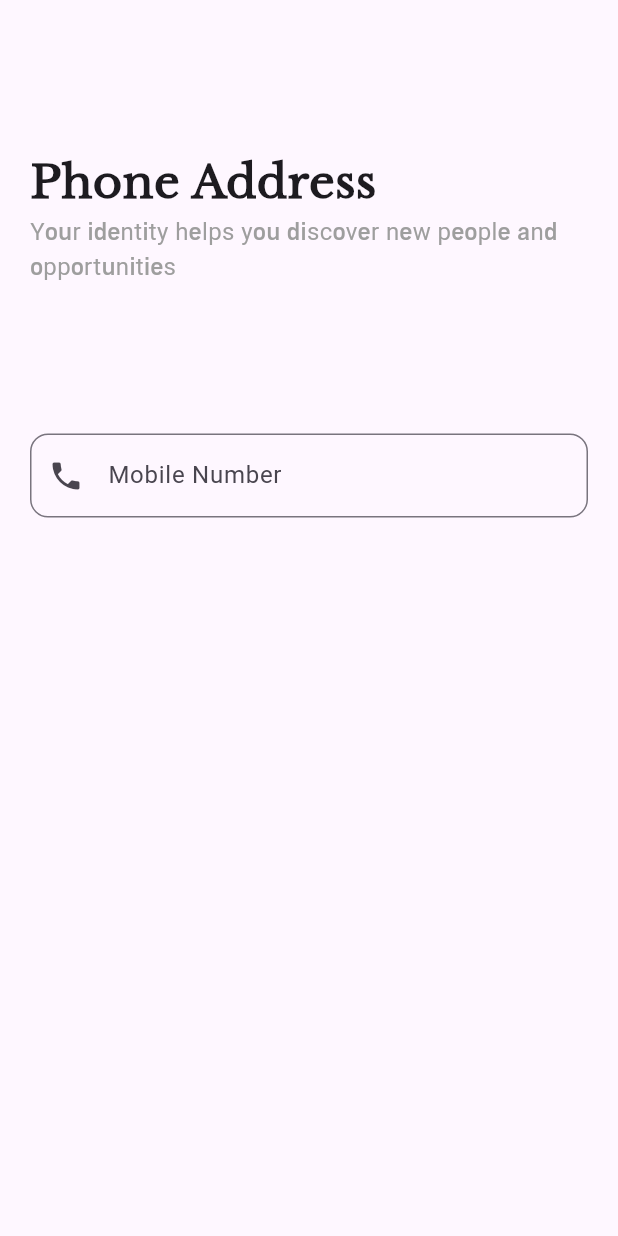
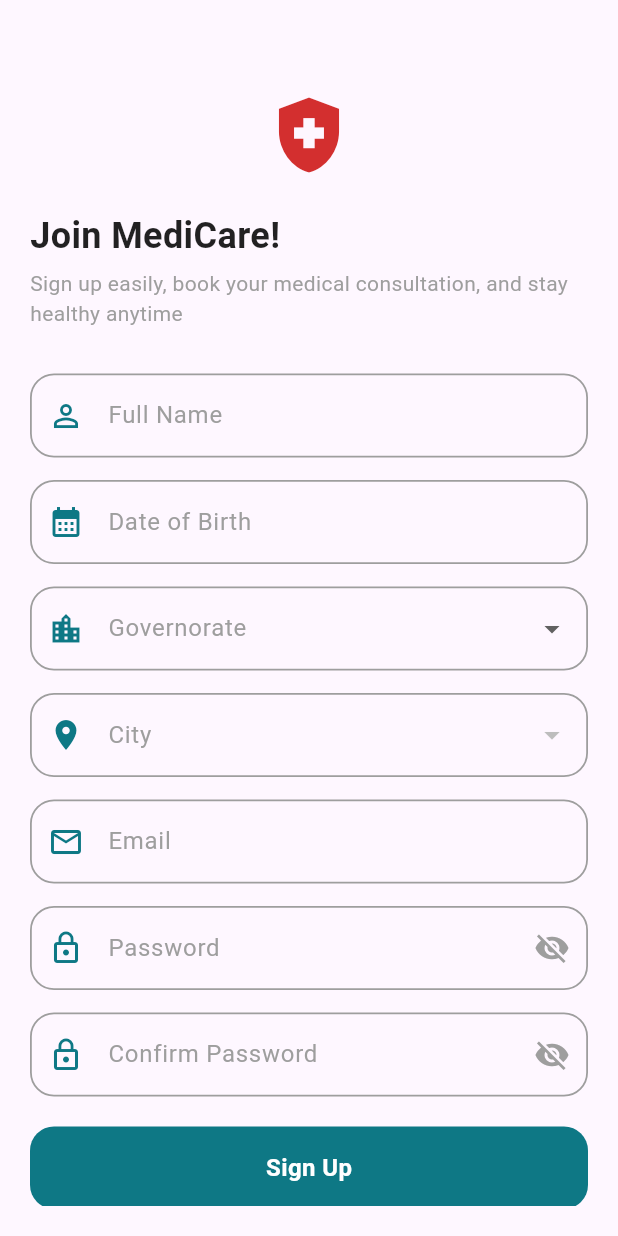
Before and after one commit to MElwakel/MedCare, a Flutter app: the screen it shows after launch, on a phone screen of 412 x 824 dp. Run offline on Flutter 3.47's test engine with Material 3 defaults, Android fonts, the phone set to English and light mode, and no system bars; our stand-ins replace font_awesome_flutter.

Commit message:
Sign up screen

```diff
--- a/lib/core/widgets/custom_text_form_field.dart
+++ b/lib/core/widgets/custom_text_form_field.dart
@@ -1,40 +1,68 @@
 import 'package:flutter/material.dart';
 
-class CustomTextFormField extends StatelessWidget {
+class CustomTextFormField extends StatefulWidget {
   const CustomTextFormField({
     super.key,
-    this.onSaved,
-    required this.hintText,
+    required this.labelText,
     required this.iconData,
-    required this.textInputType,  this.isPassword  = false ,
+    required this.textInputType,
+    this.isPassword = false,
+    this.controller,
+    this.validator,
   });
 
-  final void Function(String?)? onSaved;
-  final String hintText;
+  final String labelText;
   final IconData iconData;
   final TextInputType textInputType;
-  final bool isPassword ;
+  final bool isPassword;
+  final TextEditingController? controller;
+  final String? Function(String?)? validator;
+
+  @override
+  State<CustomTextFormField> createState() => _CustomTextFormFieldState();
+}
+
+class _CustomTextFormFieldState extends State<CustomTextFormField> {
+  bool _obscure = true;
+
   @override
   Widget build(BuildContext context) {
     return TextFormField(
-      cursorColor: Color(0xff0E7885),
-      obscureText: isPassword ,
-      onSaved: onSaved,
-      keyboardType: textInputType,
+      controller: widget.controller,
+      validator: widget.validator,
+      keyboardType: widget.textInputType,
+      cursorColor: const Color(0xff0E7885),
+      obscureText: widget.isPassword ? _obscure : false,
       decoration: InputDecoration(
-        prefixIcon: Icon(iconData),
-        hintText: hintText,
-        border: buildOutlineInputBorder(),
-        enabledBorder: buildOutlineInputBorder(),
-        focusedBorder: buildOutlineInputBorder(),
+        prefixIcon: Icon(widget.iconData, color: const Color(0xff0E7885)),
+        labelText: widget.labelText,
+        labelStyle: const TextStyle(color: Colors.grey),
+        border: buildOutlineInputBorder(Colors.grey),
+        enabledBorder: buildOutlineInputBorder(Colors.grey),
+        focusedBorder: buildOutlineInputBorder(const Color(0xff0E7885)),
+        errorBorder: buildOutlineInputBorder(Colors.red),
+        focusedErrorBorder: buildOutlineInputBorder(Colors.red),
+        suffixIcon: widget.isPassword
+            ? IconButton(
+                icon: Icon(
+                  _obscure ? Icons.visibility_off : Icons.visibility,
+                  color: Colors.grey,
+                ),
+                onPressed: () {
+                  setState(() {
+                    _obscure = !_obscure;
+                  });
+                },
+              )
+            : null,
       ),
     );
   }
 
-  OutlineInputBorder buildOutlineInputBorder() {
+  OutlineInputBorder buildOutlineInputBorder(Color color) {
     return OutlineInputBorder(
       borderRadius: BorderRadius.circular(16),
-      borderSide: BorderSide(color: Colors.grey),
+      borderSide: BorderSide(color: color, width: 1.2),
     );
   }
 }
--- /dev/null
+++ b/lib/features/auth/presentaion/views/sign_up_screen.dart
@@ -0,0 +1,267 @@
+import 'package:flutter/foundation.dart';
+import 'package:flutter/material.dart';
+import 'package:font_awesome_flutter/font_awesome_flutter.dart';
+import 'package:medcare/core/widgets/custom_button.dart';
+import 'package:medcare/core/widgets/custom_text_form_field.dart';
+import 'package:medcare/features/auth/presentaion/views/widgets/governorate_city_picker.dart';
+
+class SignUpScreen extends StatefulWidget {
+  const SignUpScreen({super.key});
+
+  @override
+  State<SignUpScreen> createState() => _SignUpScreenState();
+}
+
+class _SignUpScreenState extends State<SignUpScreen> {
+  final _formKey = GlobalKey<FormState>();
+
+  final TextEditingController _nameController = TextEditingController();
+  final TextEditingController _emailController = TextEditingController();
+  final TextEditingController _passwordController = TextEditingController();
+  final TextEditingController _confirmPasswordController =
+      TextEditingController();
+  final TextEditingController _dobController = TextEditingController();
+
+  Future<void> _pickDateOfBirth() async {
+    DateTime? picked = await showDatePicker(
+      context: context,
+      initialDate: DateTime(2000),
+      firstDate: DateTime(1900),
+      lastDate: DateTime.now(),
+    );
+
+    if (picked != null) {
+      setState(() {
+        _dobController.text = "${picked.day}/${picked.month}/${picked.year}";
+      });
+    }
+  }
+
+  // اسم ثنائى على الاقل
+  String? _validateName(String? value) {
+    if (value == null || value.trim().isEmpty) {
+      return "Full name is required";
+    }
+    if (!value.trim().contains(" ")) {
+      return "Please enter at least first and last name";
+    }
+    return null;
+  }
+
+  // ايميل صحيح
+  String? _validateEmail(String? value) {
+    if (value == null || value.trim().isEmpty) {
+      return "Email is required";
+    }
+    final emailRegex = RegExp(r"^[\w-\.]+@([\w-]+\.)+[\w-]{2,4}$");
+    if (!emailRegex.hasMatch(value.trim())) {
+      return "Enter a valid email address";
+    }
+    return null;
+  }
+
+  // باسورد قوى
+  String? _validatePassword(String? value) {
+    if (value == null || value.isEmpty) {
+      return "Password is required";
+    }
+    if (value.length < 8) {
+      return "Password must be at least 8 characters";
+    }
+    if (!RegExp(r"[A-Z]").hasMatch(value)) {
+      return "Password must contain at least 1 uppercase letter";
+    }
+    if (!RegExp(r"[a-z]").hasMatch(value)) {
+      return "Password must contain at least 1 lowercase letter";
+    }
+    if (!RegExp(r"\d").hasMatch(value)) {
+      return "Password must contain at least 1 digit";
+    }
+    if (!RegExp(r"[!@#\$&*~]").hasMatch(value)) {
+      return "Password must contain at least 1 special character (!@#\$&*~)";
+    }
+    return null;
+  }
+
+  void _submitForm() {
+    if (_formKey.currentState!.validate()) {
+      ScaffoldMessenger.of(
+        context,
+      ).showSnackBar(const SnackBar(content: Text("Sign up successfully")));
+    }
+  }
+
+  @override
+  Widget build(BuildContext context) {
+    return Scaffold(
+      body: SafeArea(
+        child: Padding(
+          padding: const EdgeInsets.all(20),
+          child: SingleChildScrollView(
+            child: Form(
+              key: _formKey,
+              child: Column(
+                crossAxisAlignment: CrossAxisAlignment.start,
+                children: [
+                  const SizedBox(height: 40),
+                  // Logo
+                  Center(
+                    child: Icon(
+                      Icons.health_and_safety,
+                      size: 60,
+                      color: Colors.red[700],
+                    ),
+                  ),
+                  const SizedBox(height: 20),
+
+                  const Text(
+                    "Join MediCare!",
+                    style: TextStyle(
+                      fontSize: 24,
+                      fontWeight: FontWeight.bold,
+                      color: Colors.black87,
+                    ),
+                  ),
+                  const SizedBox(height: 5),
+                  const Text(
+                    "Sign up easily, book your medical consultation, and stay healthy anytime",
+                    style: TextStyle(color: Colors.grey),
+                  ),
+                  const SizedBox(height: 30),
+
+                  // Full Name
+                  CustomTextFormField(
+                    labelText: "Full Name",
+                    iconData: Icons.person_outline,
+                    textInputType: TextInputType.name,
+                    controller: _nameController,
+                    validator: _validateName,
+                  ),
+
+                  const SizedBox(height: 15),
+                  GestureDetector(
+                    onTap: _pickDateOfBirth,
+                    child: AbsorbPointer(
+                      child: CustomTextFormField(
+                        labelText: "Date of Birth",
+                        iconData: Icons.calendar_month,
+                        textInputType: TextInputType.datetime,
+                        controller: _dobController,
+                        validator: (value) {
+                          if (value == null || value.isEmpty) {
+                            return "Date of Birth is required";
+                          }
+                          return null;
+                        },
+                      ),
+                    ),
+                  ),
+                  const SizedBox(height: 15),
+                  GovernorateCityPicker(
+                    onGovernorateChanged: (gov) {
+                      if (kDebugMode) {
+                        print("Governorate: $gov");
+                      }
+                    },
+
+                    onCityChanged: (city) {
+                      if (kDebugMode) {
+                        print("City: $city");
+                      }
+                    },
+                  ),
+                  const SizedBox(height: 15),
+                  CustomTextFormField(
+                    labelText: "Email",
+                    iconData: Icons.email_outlined,
+                    textInputType: TextInputType.emailAddress,
+                    controller: _emailController,
+                    validator: _validateEmail,
+                  ),
+
+                  const SizedBox(height: 15),
+
+                  CustomTextFormField(
+                    labelText: "Password",
+                    iconData: Icons.lock_outline,
+                    textInputType: TextInputType.visiblePassword,
+                    isPassword: true,
+                    controller: _passwordController,
+                    validator: _validatePassword,
+                  ),
+                  const SizedBox(height: 15),
+                  CustomTextFormField(
+                    labelText: "Confirm Password",
+                    iconData: Icons.lock_outline,
+                    textInputType: TextInputType.visiblePassword,
+                    isPassword: true,
+                    controller: _confirmPasswordController,
+                    validator: (value) {
+                      if (value == null || value.isEmpty) {
+                        return "Confirm Password is required";
+                      } else if (value != _passwordController.text) {
+                        return "Passwords do not match";
+                      }
+                      return null;
+                    },
+                  ),
+
+                  const SizedBox(height: 20),
+
+                  CustomButton(text: "Sign Up", onTap: _submitForm),
+
+                  const SizedBox(height: 20),
+
+                  const Center(child: Text("Or continue with social account")),
+                  const SizedBox(height: 15),
+
+                  Row(
+                    mainAxisAlignment: MainAxisAlignment.center,
+                    children: [
+                      OutlinedButton.icon(
+                        onPressed: () {},
+                        icon: const FaIcon(
+                          FontAwesomeIcons.google,
+                          color: Colors.red,
+                        ),
+                        label: const Text("Google"),
+                      ),
+                      const SizedBox(width: 10),
+                      OutlinedButton.icon(
+                        onPressed: () {},
+                        icon: const FaIcon(
+                          FontAwesomeIcons.facebook,
+                          color: Colors.blue,
+                        ),
+                        label: const Text("Facebook"),
+                      ),
+                    ],
+                  ),
+
+                  const SizedBox(height: 30),
+                  Row(
+                    mainAxisAlignment: MainAxisAlignment.center,
+                    children: [
+                      const Text("Already have an account? "),
+                      TextButton(
+                        onPressed: () {},
+                        child: const Text(
+                          "Sign In",
+                          style: TextStyle(
+                            fontWeight: FontWeight.bold,
+                            color: Colors.teal,
+                          ),
+                        ),
+                      ),
+                    ],
+                  ),
+                  const SizedBox(height: 20),
+                ],
+              ),
+            ),
+          ),
+        ),
+      ),
+    );
+  }
+}
--- /dev/null
+++ b/lib/features/auth/presentaion/views/widgets/egypt_data.dart
@@ -0,0 +1,258 @@
+final Map<String, List<String>> governorates = {
+  "القاهرة": [
+    "المطرية",
+    "عين شمس",
+    "مدينة نصر",
+    "مصر الجديدة",
+    "الزمالك",
+    "المعادي",
+    "حلوان",
+    "شبرا",
+    "السيدة زينب",
+    "التجمع الخامس",
+  ],
+  "الجيزة": [
+    "الهرم",
+    "الدقي",
+    "العجوزة",
+    "إمبابة",
+    "أكتوبر",
+    "الشيخ زايد",
+    "البدرشين",
+    "الصف",
+    "العياط",
+  ],
+  "الإسكندرية": [
+    "سيدي جابر",
+    "المنتزه",
+    "العجمي",
+    "برج العرب",
+    "العامرية",
+    "محرم بك",
+    "كرموز",
+    "المندرة",
+    "رأس التين",
+  ],
+  "الشرقية": [
+    "الزقازيق",
+    "بلبيس",
+    "أبو حماد",
+    "مشتول السوق",
+    "منيا القمح",
+    "أبو كبير",
+    "ههيا",
+    "الإبراهيمية",
+    "فاقوس",
+    "ديرب نجم",
+    "العاشر من رمضان",
+  ],
+  "الدقهلية": [
+    "المنصورة",
+    "ميت غمر",
+    "بلقاس",
+    "طلخا",
+    "الجمالية",
+    "أجا",
+    "السنبلاوين",
+    "شربين",
+    "المطرية",
+    "منية النصر",
+  ],
+  "الغربية": [
+    "طنطا",
+    "المحلة الكبرى",
+    "زفتى",
+    "كفر الزيات",
+    "بسيون",
+    "قطور",
+    "سمنود",
+  ],
+  "القليوبية": [
+    "بنها",
+    "شبرا الخيمة",
+    "قليوب",
+    "الخانكة",
+    "القناطر الخيرية",
+    "الخصوص",
+    "كفر شكر",
+    "شبين القناطر",
+  ],
+  "المنوفية": [
+    "شبين الكوم",
+    "منوف",
+    "أشمون",
+    "الباجور",
+    "تلا",
+    "قويسنا",
+    "سرس الليان",
+    "بركة السبع",
+  ],
+  "كفر الشيخ": [
+    "كفر الشيخ",
+    "دسوق",
+    "فوه",
+    "الرياض",
+    "بيلا",
+    "الحامول",
+    "قلين",
+    "مطوبس",
+    "سيدي سالم",
+  ],
+  "البحيرة": [
+    "دمنهور",
+    "كفر الدوار",
+    "إيتاي البارود",
+    "رشيد",
+    "إدكو",
+    "أبو حمص",
+    "المحمودية",
+    "شبراخيت",
+    "كوم حمادة",
+    "الدلنجات",
+    "النوبارية",
+  ],
+  "دمياط": [
+    "دمياط",
+    "رأس البر",
+    "كفر سعد",
+    "فارسكور",
+    "الزرقا",
+    "عزبة البرج",
+  ],
+  "بورسعيد": [
+    "بورفؤاد",
+    "حي الشرق",
+    "حي العرب",
+    "الزهور",
+    "الضواحي",
+    "المناخ",
+  ],
+  "الإسماعيلية": [
+    "الإسماعيلية",
+    "فايد",
+    "التل الكبير",
+    "القنطرة شرق",
+    "القنطرة غرب",
+    "أبو صوير",
+  ],
+  "السويس": [
+    "حي الأربعين",
+    "حي الجناين",
+    "حي السويس",
+    "حي عتاقة",
+  ],
+  "بني سويف": [
+    "بني سويف",
+    "الواسطى",
+    "ناصر",
+    "إهناسيا",
+    "الفشن",
+    "ببا",
+    "سمسطا",
+  ],
+  "الفيوم": [
+    "الفيوم",
+    "سنورس",
+    "إطسا",
+    "طامية",
+    "يوسف الصديق",
+  ],
+  "المنيا": [
+    "المنيا",
+    "العدوة",
+    "مغاغة",
+    "بني مزار",
+    "مطاي",
+    "سمالوط",
+    "ملوي",
+    "أبو قرقاص",
+    "دير مواس",
+  ],
+  "أسيوط": [
+    "أسيوط",
+    "ديروط",
+    "القوصية",
+    "أبنوب",
+    "منفلوط",
+    "الغنايم",
+    "صدفا",
+    "أبو تيج",
+    "ساحل سليم",
+  ],
+  "سوهاج": [
+    "سوهاج",
+    "طهطا",
+    "طما",
+    "جرجا",
+    "أخميم",
+    "البلينا",
+    "دار السلام",
+    "المراغة",
+    "المنشأة",
+    "ساقلتة",
+  ],
+  "قنا": [
+    "قنا",
+    "نجع حمادي",
+    "دشنا",
+    "أبوتشت",
+    "قوص",
+    "نقادة",
+    "الوقف",
+    "فرشوط",
+  ],
+  "الأقصر": [
+    "الأقصر",
+    "إسنا",
+    "أرمنت",
+    "البياضية",
+    "الزينية",
+    "الطود",
+    "القرنة",
+  ],
+  "أسوان": [
+    "أسوان",
+    "إدفو",
+    "كوم أمبو",
+    "دراو",
+    "نصر النوبة",
+    "أبو سمبل",
+  ],
+  "البحر الأحمر": [
+    "الغردقة",
+    "رأس غارب",
+    "سفاجا",
+    "القصير",
+    "مرسى علم",
+    "حلايب",
+    "شلاتين",
+  ],
+  "مطروح": [
+    "مرسى مطروح",
+    "الحمام",
+    "العلمين",
+    "الضبعة",
+    "النجيلة",
+    "سيدي براني",
+    "السلوم",
+    "سيوة",
+  ],
+  "شمال سيناء": [
+    "العريش",
+    "الشيخ زويد",
+    "رفح",
+    "بئر العبد",
+    "الحسنة",
+    "نخل",
+  ],
+  "جنوب سيناء": [
+    "شرم الشيخ",
+    "دهب",
+    "نويبع",
+    "طابا",
+    "أبو رديس",
+    "أبو زنيمة",
+    "رأس سدر",
+    "الطور",
+  ],
+};
--- a/lib/features/auth/presentaion/views/widgets/forgot_password_view_body.dart
+++ b/lib/features/auth/presentaion/views/widgets/forgot_password_view_body.dart
@@ -16,9 +16,7 @@ class ForgotPasswordViewBody extends StatelessWidget {
           child: Column(
             children: const [
               SizedBox(height: 30),
-              LockImageWidget(
-                icon: Icons.lock,
-              ),
+              LockImageWidget(icon: Icons.person),
               SizedBox(height: 50),
               Text(
                 "Forgot Password ?",
@@ -39,13 +37,12 @@ class ForgotPasswordViewBody extends StatelessWidget {
               ),
               SizedBox(height: 50),
               CustomTextFormField(
-                hintText: "Email",
+                labelText: "Email",
                 iconData: Icons.email_outlined,
                 textInputType: TextInputType.emailAddress,
               ),
               SizedBox(height: 16),
               CustomButton(text: "Send me email"),
-
             ],
           ),
         ),
--- /dev/null
+++ b/lib/features/auth/presentaion/views/widgets/governorate_city_picker.dart
@@ -0,0 +1,95 @@
+import 'package:flutter/material.dart';
+import 'egypt_data.dart';
+
+class GovernorateCityPicker extends StatefulWidget {
+  const GovernorateCityPicker({
+    super.key,
+    this.onGovernorateChanged,
+    this.onCityChanged,
+  });
+
+  final void Function(String?)? onGovernorateChanged;
+  final void Function(String?)? onCityChanged;
+
+  @override
+  State<GovernorateCityPicker> createState() => _GovernorateCityPickerState();
+}
+
+class _GovernorateCityPickerState extends State<GovernorateCityPicker> {
+  String? selectedGovernorate;
+  String? selectedCity;
+
+  OutlineInputBorder _buildOutlineInputBorder(Color color) {
+    return OutlineInputBorder(
+      borderRadius: BorderRadius.circular(16),
+      borderSide: BorderSide(color: color, width: 1.2),
+    );
+  }
+
+  @override
+  Widget build(BuildContext context) {
+    return Column(
+      children: [
+        // Governorate
+        DropdownButtonFormField<String>(
+          initialValue: selectedGovernorate,
+          decoration: InputDecoration(
+            prefixIcon: const Icon(
+              Icons.location_city,
+              color: Color(0xff0E7885),
+            ),
+            labelText: "Governorate",
+            labelStyle: const TextStyle(color: Colors.grey),
+            border: _buildOutlineInputBorder(Colors.grey),
+            enabledBorder: _buildOutlineInputBorder(Colors.grey),
+            focusedBorder: _buildOutlineInputBorder(const Color(0xff0E7885)),
+            errorBorder: _buildOutlineInputBorder(Colors.red),
+            focusedErrorBorder: _buildOutlineInputBorder(Colors.red),
+          ),
+          items:
+              governorates.keys.map((gov) {
+                return DropdownMenuItem(value: gov, child: Text(gov));
+              }).toList(),
+          onChanged: (value) {
+            setState(() {
+              selectedGovernorate = value;
+              selectedCity = null;
+            });
+            widget.onGovernorateChanged?.call(value);
+          },
+          validator:
+              (value) => value == null ? "Please select the governorate" : null,
+        ),
+        const SizedBox(height: 15),
+
+        // City
+        DropdownButtonFormField<String>(
+          initialValue: selectedCity,
+          decoration: InputDecoration(
+            prefixIcon: const Icon(Icons.place, color: Color(0xff0E7885)),
+            labelText: "City",
+            labelStyle: const TextStyle(color: Colors.grey),
+            border: _buildOutlineInputBorder(Colors.grey),
+            enabledBorder: _buildOutlineInputBorder(Colors.grey),
+            focusedBorder: _buildOutlineInputBorder(const Color(0xff0E7885)),
+            errorBorder: _buildOutlineInputBorder(Colors.red),
+            focusedErrorBorder: _buildOutlineInputBorder(Colors.red),
+          ),
+          items:
+              selectedGovernorate == null
+                  ? []
+                  : governorates[selectedGovernorate]!.map((city) {
+                    return DropdownMenuItem(value: city, child: Text(city));
+                  }).toList(),
+          onChanged: (value) {
+            setState(() {
+              selectedCity = value;
+            });
+            widget.onCityChanged?.call(value);
+          },
+          validator: (value) => value == null ? "Please select a city" : null,
+        ),
+      ],
+    );
+  }
+}
--- a/lib/main.dart
+++ b/lib/main.dart
@@ -3,6 +3,7 @@ import 'package:flutter_localizations/flutter_localizations.dart';
 import 'package:medcare/features/auth/presentaion/views/forgot_password_view.dart';
 import 'package:medcare/features/auth/presentaion/views/email_verify_view.dart';
 import 'package:medcare/features/auth/presentaion/views/phone_verify_view.dart';
+import 'package:medcare/features/auth/presentaion/views/sign_up_screen.dart';
 import 'package:medcare/features/auth/presentaion/views/verify_your_identity_view.dart';
 
 import 'generated/l10n.dart';
@@ -29,7 +30,7 @@ class MedCare extends StatelessWidget {
 
       locale: Locale("en"),
 
-      home: PhoneVerifyView(),
+      home: SignUpScreen(),
     );
   }
 }
--- a/pubspec.yaml
+++ b/pubspec.yaml
@@ -32,6 +32,7 @@ dependencies:
     sdk: flutter
   flutter:
     sdk: flutter
+  font_awesome_flutter: ^10.7.0
 
   # The following adds the Cupertino Icons font to your application.
   # Use with the CupertinoIcons class for iOS style icons.
```
Also changed, not shown: pubspec.lock, 1 other file.
